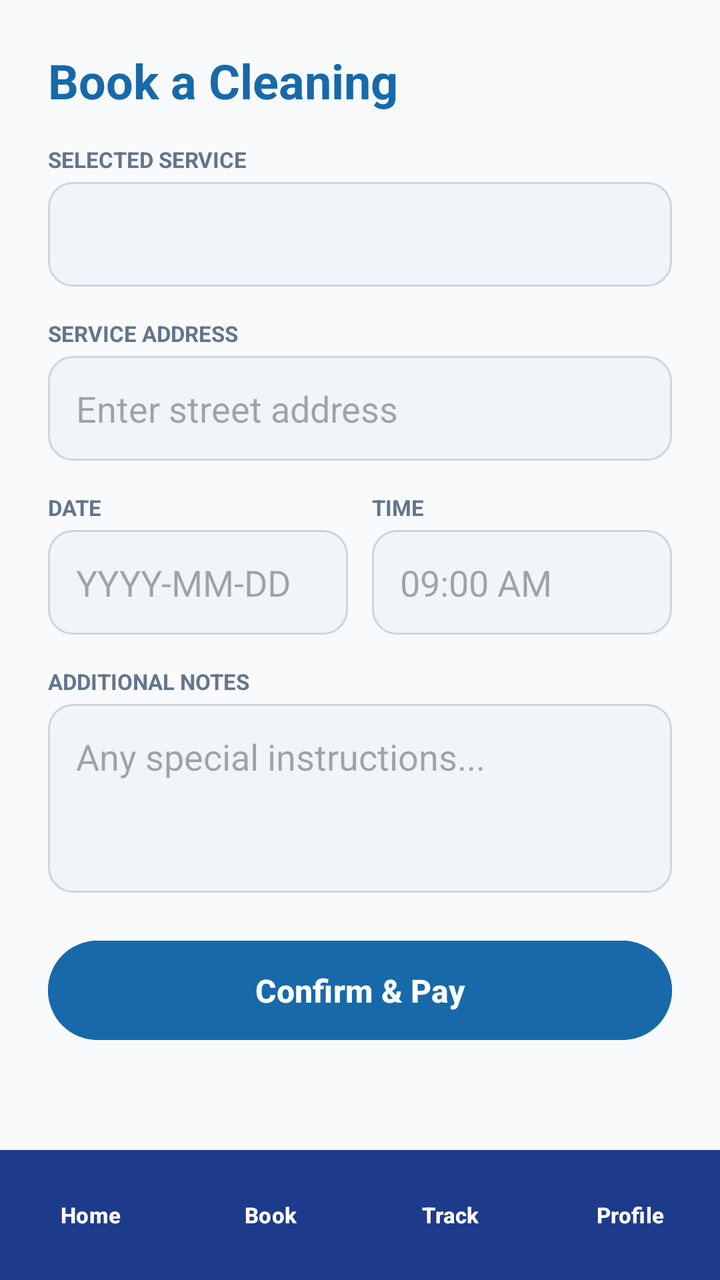
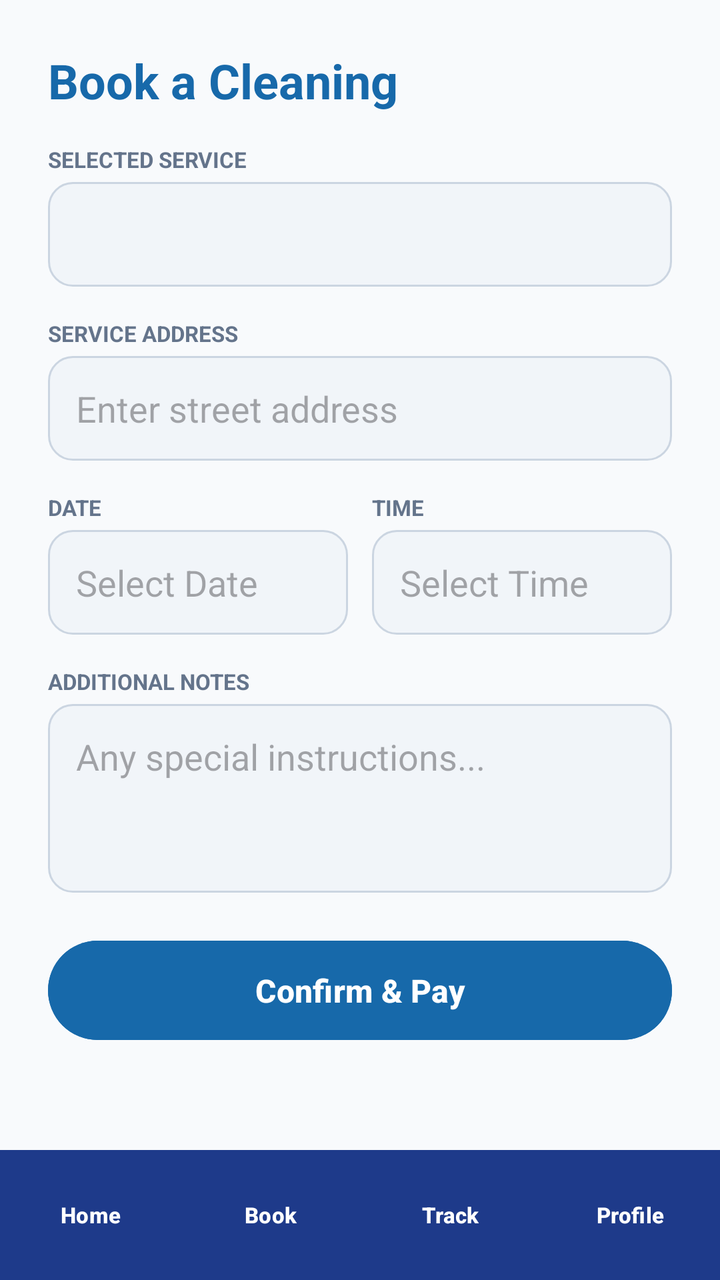

Two renders of the same Android screen: before a commit and after it. Below are the layout's source before the change and the commit's diff.
<!-- AndroidManifest.xml: application theme Theme.Masandaza -->
<!-- res/layout/activity_booking.xml -->
<?xml version="1.0" encoding="utf-8"?>
<RelativeLayout xmlns:android="http://schemas.android.com/apk/res/android"
    android:layout_width="match_parent"
    android:layout_height="match_parent"
    android:background="@color/brand_bg">

<ScrollView xmlns:android="http://schemas.android.com/apk/res/android"
    android:layout_width="match_parent"
    android:layout_height="match_parent"
    android:background="@color/brand_bg"
    android:fillViewport="true">

    <LinearLayout
        android:layout_width="match_parent"
        android:layout_height="wrap_content"
        android:orientation="vertical"
        android:padding="24dp">

        <TextView
            android:layout_width="wrap_content"
            android:layout_height="wrap_content"
            android:text="Book a Cleaning"
            android:textColor="@color/brand_royal_blue"
            android:textSize="24sp"
            android:textStyle="bold" />

        <TextView
            android:layout_width="wrap_content"
            android:layout_height="wrap_content"
            android:text="SELECTED SERVICE"
            android:textSize="11sp"
            android:textColor="#64748B"
            android:textStyle="bold"
            android:layout_marginTop="16dp"/>

        <EditText
            android:id="@+id/etBookingService"
            android:layout_width="match_parent"
            android:layout_height="wrap_content"
            android:enabled="false"
            android:padding="14dp"
            android:background="@drawable/bg_rounded_input"
            android:textColor="@color/brand_dark_slate"
            android:textStyle="bold"
            android:layout_marginTop="4dp"
            android:layout_marginBottom="16dp"/>

        <TextView
            android:layout_width="wrap_content"
            android:layout_height="wrap_content"
            android:text="SERVICE ADDRESS"
            android:textSize="11sp"
            android:textColor="#64748B"
            android:textStyle="bold"/>

        <EditText
            android:id="@+id/etBookingAddress"
            android:layout_width="match_parent"
            android:layout_height="wrap_content"
            android:hint="Enter street address"
            android:padding="14dp"
            android:background="@drawable/bg_rounded_input"
            android:layout_marginTop="4dp"
            android:layout_marginBottom="16dp"/>

        <LinearLayout
            android:layout_width="match_parent"
            android:layout_height="wrap_content"
            android:orientation="horizontal"
            android:layout_marginBottom="16dp">

            <LinearLayout
                android:layout_width="0dp"
                android:layout_height="wrap_content"
                android:layout_weight="1"
                android:orientation="vertical"
                android:layout_marginEnd="6dp">

                <TextView
                    android:layout_width="wrap_content"
                    android:layout_height="wrap_content"
                    android:text="DATE"
                    android:textSize="11sp"
                    android:textColor="#64748B"
                    android:textStyle="bold"/>

                <EditText
                    android:id="@+id/etBookingDate"
                    android:layout_width="match_parent"
                    android:layout_height="wrap_content"
                    android:hint="YYYY-MM-DD"
                    android:padding="14dp"
                    android:background="@drawable/bg_rounded_input"
                    android:layout_marginTop="4dp"/>
            </LinearLayout>

            <LinearLayout
                android:layout_width="0dp"
                android:layout_height="wrap_content"
                android:layout_weight="1"
                android:orientation="vertical"
                android:layout_marginStart="6dp">

                <TextView
                    android:layout_width="wrap_content"
                    android:layout_height="wrap_content"
                    android:text="TIME"
                    android:textSize="11sp"
                    android:textColor="#64748B"
                    android:textStyle="bold"/>

                <EditText
                    android:id="@+id/etBookingTime"
                    android:layout_width="match_parent"
                    android:layout_height="wrap_content"
                    android:hint="09:00 AM"
                    android:padding="14dp"
                    android:background="@drawable/bg_rounded_input"
                    android:layout_marginTop="4dp"/>
            </LinearLayout>
        </LinearLayout>

        <TextView
            android:layout_width="wrap_content"
            android:layout_height="wrap_content"
            android:text="ADDITIONAL NOTES"
            android:textSize="11sp"
            android:textColor="#64748B"
            android:textStyle="bold"/>

        <EditText
            android:id="@+id/etBookingNotes"
            android:layout_width="match_parent"
            android:layout_height="wrap_content"
            android:hint="Any special instructions..."
            android:padding="14dp"
            android:lines="3"
            android:gravity="top"
            android:background="@drawable/bg_rounded_input"
            android:layout_marginTop="4dp"
            android:layout_marginBottom="20dp"/>

        <Button
            android:id="@+id/btnConfirmBooking"
            android:layout_width="match_parent"
            android:layout_height="wrap_content"
            android:text="Confirm &amp; Pay"
            android:textColor="@color/white"
            android:backgroundTint="@color/brand_royal_blue"
            android:padding="14dp"
            android:textSize="16sp"
            android:textStyle="bold"/>

    </LinearLayout>
</ScrollView>

    
    <FrameLayout
        android:id="@+id/bottomNavContainer"
        android:layout_width="match_parent"
        android:layout_height="wrap_content"
        android:layout_alignParentBottom="true">
        <include layout="@layout/view_customer_bottom_nav" />
    </FrameLayout>

</RelativeLayout>
<!-- res/layout/view_customer_bottom_nav.xml (included above) -->
<?xml version="1.0" encoding="utf-8"?>
<LinearLayout xmlns:android="http://schemas.android.com/apk/res/android"
    android:layout_width="match_parent"
    android:layout_height="65dp"
    android:orientation="horizontal"
    android:background="#1E3A8A"
    android:elevation="12dp"
    android:gravity="center_vertical"
    android:weightSum="4">

    <Button
        android:id="@+id/navBtnHome"
        android:layout_width="0dp"
        android:layout_height="match_parent"
        android:layout_weight="1"
        android:text="Home"
        android:textColor="#FFFFFF"
        android:textSize="11sp"
        android:textStyle="bold"
        android:backgroundTint="@android:color/transparent" />

    <Button
        android:id="@+id/navBtnBook"
        android:layout_width="0dp"
        android:layout_height="match_parent"
        android:layout_weight="1"
        android:text="Book"
        android:textColor="#FFFFFF"
        android:textSize="11sp"
        android:textStyle="bold"
        android:backgroundTint="@android:color/transparent" />

    <Button
        android:id="@+id/navBtnTrack"
        android:layout_width="0dp"
        android:layout_height="match_parent"
        android:layout_weight="1"
        android:text="Track"
        android:textColor="#FFFFFF"
        android:textSize="11sp"
        android:textStyle="bold"
        android:backgroundTint="@android:color/transparent" />

    <Button
        android:id="@+id/navBtnProfile"
        android:layout_width="0dp"
        android:layout_height="match_parent"
        android:layout_weight="1"
        android:text="Profile"
        android:textColor="#FFFFFF"
        android:textSize="11sp"
        android:textStyle="bold"
        android:backgroundTint="@android:color/transparent" />
</LinearLayout>
<!-- resources referenced by this layout -->
<resources>
  <color name="brand_bg">#F8FAFC</color>
  <color name="brand_dark_slate">#1A2530</color>
  <color name="brand_royal_blue">#1769AA</color>
  <color name="white">#FFFFFF</color>
  <!-- drawable bg_rounded_input (drawable) -->
  <?xml version="1.0" encoding="utf-8"?>
  <shape xmlns:android="http://schemas.android.com/apk/res/android"
      android:shape="rectangle">
      <solid android:color="@color/input_bg" />
      <corners android:radius="12dp" />
      <stroke android:width="1dp" android:color="@color/input_stroke" />
  </shape>
  <style name="Theme.Masandaza" parent="Base.Theme.Masandaza" />
  <color name="input_bg">#F1F5F9</color>
  <color name="input_stroke">#CBD5E1</color>
  <style name="Base.Theme.Masandaza" parent="Theme.Material3.DayNight.NoActionBar">
          <item name="android:windowBackground">@color/brand_bg</item>
          <item name="colorSurface">@color/white</item>
          <item name="colorOnSurface">@color/brand_dark_slate</item>
      </style>
</resources>

<!-- the commit's change to res/layout/activity_booking.xml (unified diff, before → after) -->
@@ -88,7 +88,10 @@
                     android:id="@+id/etBookingDate"
                     android:layout_width="match_parent"
                     android:layout_height="wrap_content"
-                    android:hint="YYYY-MM-DD"
+                    android:hint="Select Date"
+                    android:focusable="false"
+                    android:clickable="true"
+                    android:cursorVisible="false"
                     android:padding="14dp"
                     android:background="@drawable/bg_rounded_input"
                     android:layout_marginTop="4dp"/>
@@ -113,7 +116,10 @@
                     android:id="@+id/etBookingTime"
                     android:layout_width="match_parent"
                     android:layout_height="wrap_content"
-                    android:hint="09:00 AM"
+                    android:hint="Select Time"
+                    android:focusable="false"
+                    android:clickable="true"
+                    android:cursorVisible="false"
                     android:padding="14dp"
                     android:background="@drawable/bg_rounded_input"
                     android:layout_marginTop="4dp"/>
